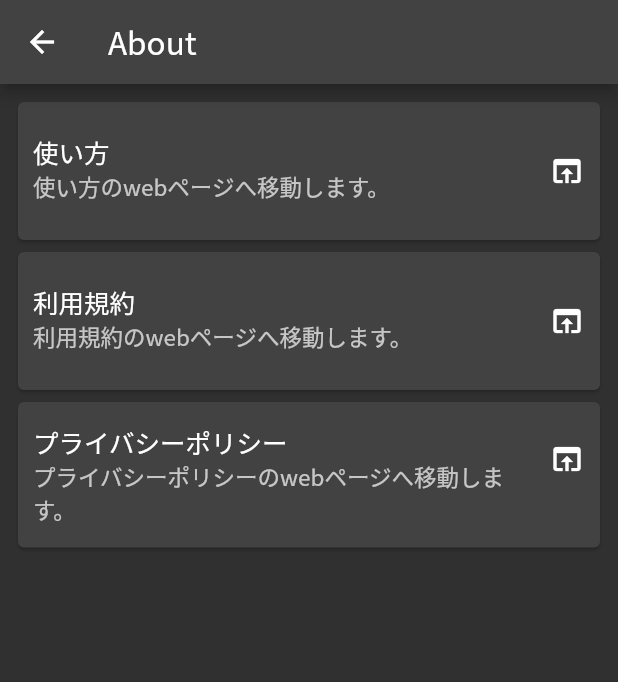
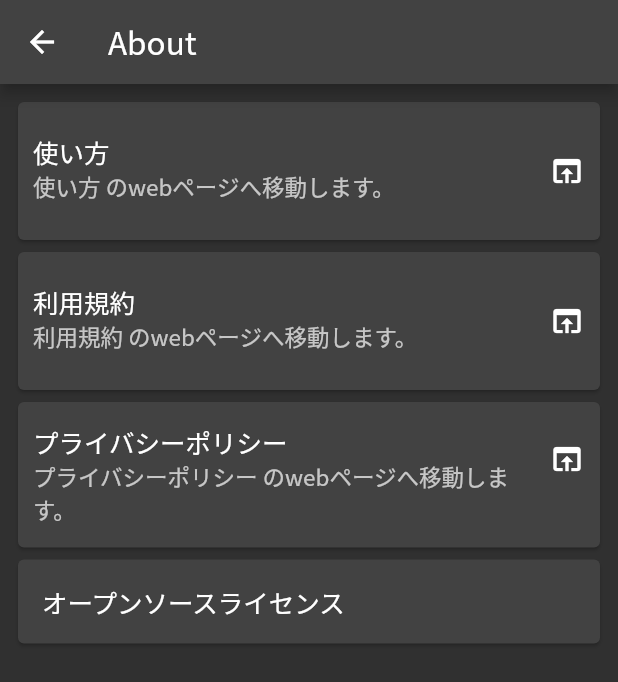
Before and after one commit to snova301/elec_calculator, a Flutter app: the AboutPage screen opened directly, on a phone screen of 412 x 824 dp. Shown: the top 682 px of the screen. Run offline on Flutter 3.47's test engine with Material 2 defaults, Android fonts, the phone set to English and light mode, and no system bars; our stand-ins replace flutter_riverpod, shared_preferences; accounts and stored records are empty.

Commit message:
20220617 rename

```diff
--- a/lib/aboutPage.dart
+++ /dev/null
@@ -1,44 +0,0 @@
-import 'package:elec_facility_calc/homePage.dart';
-import 'package:flutter/material.dart';
-
-class AboutPage extends StatelessWidget {
-  const AboutPage({Key? key}) : super(key: key);
-
-  @override
-  Widget build(BuildContext context) {
-    return Scaffold(
-      appBar: AppBar(
-        title: const Text("About"),
-      ),
-      body: ListView(
-        padding: const EdgeInsets.all(8),
-        children: <Widget>[
-          _LinkCard(context, '使い方',
-              'https://snova301.github.io/AppService/elec_calculator/howtouse.html'),
-          _LinkCard(context, '利用規約',
-              'https://snova301.github.io/AppService/common/terms.html'),
-          _LinkCard(context, 'プライバシーポリシー',
-              'https://snova301.github.io/AppService/common/privacypolicy.html'),
-        ],
-      ),
-    );
-  }
-}
-
-class _LinkCard extends Card {
-  _LinkCard(BuildContext context, String urlTitle, String urlName)
-      : super(
-          child: ListTile(
-            title: Text(urlTitle),
-            subtitle: Text(urlTitle + 'のwebページへ移動します。'),
-            contentPadding: const EdgeInsets.all(10),
-            onTap: () => launch_Url(urlName),
-            trailing: const Icon(Icons.open_in_browser),
-          ),
-        );
-}
-
-
-
-
-///
--- /dev/null
+++ b/lib/src/view/about_page.dart
@@ -0,0 +1,58 @@
+import 'package:flutter/material.dart';
+import 'package:elec_facility_calc/src/view/home_page.dart';
+
+/// 使い方やライセンスページをリンクするためのページ
+class AboutPage extends StatelessWidget {
+  const AboutPage({Key? key}) : super(key: key);
+
+  @override
+  Widget build(BuildContext context) {
+    return Scaffold(
+      appBar: AppBar(
+        title: const Text("About"),
+      ),
+      body: ListView(
+        padding: const EdgeInsets.all(8),
+        children: <Widget>[
+          /// 各URLをオープン
+          const _LinkCard(
+              urlTitle: '使い方', urlName: 'elec_calculator/howtouse.html'),
+          const _LinkCard(urlTitle: '利用規約', urlName: 'common/terms.html'),
+          const _LinkCard(
+              urlTitle: 'プライバシーポリシー', urlName: 'common/privacypolicy.html'),
+          Card(
+            child: ListTile(
+              title: const Text('オープンソースライセンス'),
+              onTap: () {
+                showLicensePage(context: context);
+              },
+            ),
+          ),
+        ],
+      ),
+    );
+  }
+}
+
+/// アプリ情報を載せたページへのリンク
+class _LinkCard extends StatelessWidget {
+  final String urlTitle;
+  final String urlName;
+
+  const _LinkCard({Key? key, required this.urlTitle, required this.urlName})
+      : super(key: key);
+
+  @override
+  Widget build(BuildContext context) {
+    return Card(
+      child: ListTile(
+        title: Text(urlTitle),
+        subtitle: Text('$urlTitle のwebページへ移動します。'),
+        contentPadding: const EdgeInsets.all(10),
+        onTap: () =>
+            launch_url('https://snova301.github.io/AppService/$urlName'),
+        trailing: const Icon(Icons.open_in_browser),
+      ),
+    );
+  }
+}
--- a/lib/homePage.dart
+++ b/lib/src/view/home_page.dart
@@ -1,9 +1,10 @@
 import 'package:flutter/material.dart';
 import 'package:flutter_riverpod/flutter_riverpod.dart';
 import 'package:url_launcher/url_launcher.dart';
-import 'package:elec_facility_calc/calcPage.dart';
-import 'package:elec_facility_calc/aboutPage.dart';
-import 'package:elec_facility_calc/settingPage.dart';
+
+import 'package:elec_facility_calc/src/view/calc_page.dart';
+import 'package:elec_facility_calc/src/view/about_page.dart';
+import 'package:elec_facility_calc/src/view/setting_page.dart';
 
 class MyHomePage extends ConsumerWidget {
   const MyHomePage({Key? key}) : super(key: key);
@@ -122,7 +123,7 @@ class DrawerContents extends Drawer {
                 leading: const Icon(Icons.architecture),
                 trailing: const Icon(Icons.open_in_browser),
                 onTap: () {
-                  launch_Url(
+                  launch_url(
                       'https://snova301.github.io/AppService/elec_calculator/method.html');
                 },
               ),
@@ -140,7 +141,7 @@ class DrawerContents extends Drawer {
         );
 }
 
-void launch_Url(urlname) async {
+void launch_url(urlname) async {
   final Uri _url = Uri.parse(urlname);
   if (!await launchUrl(_url)) throw 'Could not launch $_url';
 }
--- a/lib/settingPage.dart
+++ b/lib/src/view/setting_page.dart
@@ -1,7 +1,8 @@
-import 'package:elec_facility_calc/stateManager.dart';
 import 'package:flutter/material.dart';
 import 'package:flutter_riverpod/flutter_riverpod.dart';
-import 'main.dart';
+
+import 'package:elec_facility_calc/main.dart';
+import 'package:elec_facility_calc/src/viewmodel/state_manager.dart';
 
 class SettingPage extends ConsumerWidget {
   const SettingPage({Key? key}) : super(key: key);
--- a/lib/stateManager.dart
+++ b/lib/src/viewmodel/state_manager.dart
@@ -2,7 +2,8 @@ import 'dart:convert';
 import 'package:flutter/material.dart';
 import 'package:flutter_riverpod/flutter_riverpod.dart';
 import 'package:shared_preferences/shared_preferences.dart';
-import 'main.dart';
+
+import 'package:elec_facility_calc/main.dart';
 
 class StateManagerClass {
   /// shared_preferenceで保存するためのMap
--- a/pubspec.yaml
+++ b/pubspec.yaml
@@ -33,9 +33,11 @@ dependencies:
     sdk: flutter
   google_mobile_ads: ^0.13.6
   flutter_launcher_icons: ^0.9.2
-  flutter_riverpod: ^1.0.3
+  flutter_riverpod: ^1.0.4
   shared_preferences: ^2.0.13
   url_launcher: ^6.1.2
+
+  firebase_core: ^1.18.0
 
 flutter_icons:
   android: "launcher_icon"
```
Also changed, not shown: lib/main.dart (+5 -3 lines), lib/src/view/calc_page.dart (renamed from lib/calcPage.dart, +5 -3 lines), lib/src/viewmodel/calc_logic.dart (renamed from lib/calcLogic.dart, +4 -3 lines), lib/src/model/cable_conduit_data_class.dart (renamed from lib/cableConduitDataClass.dart), pubspec.lock, 4 other files.
